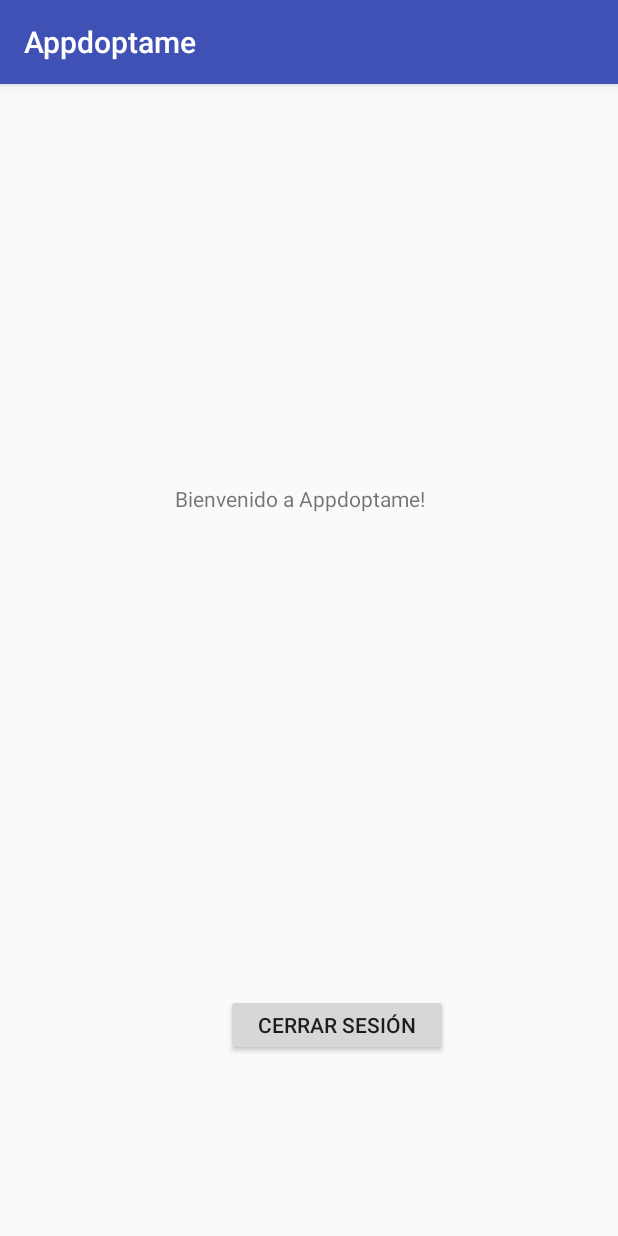
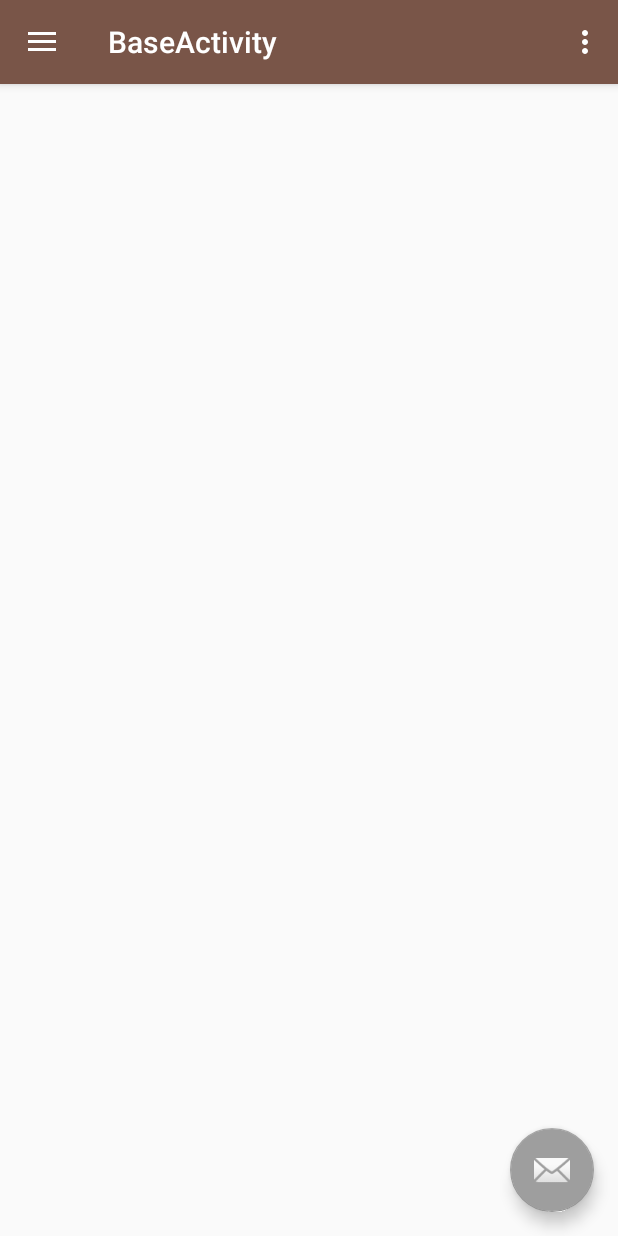
Before and after one commit to UNChirri/Appdoptame, an Android app: the screen it shows after launch once a user with an empty profile is signed in (TestActivity before the commit, BaseActivity after it), on a phone screen of 412 x 824 dp. Run offline under Robolectric (Android 15) with nearby library versions, the phone set to English and light mode, and no system bars; our stand-ins replace ButterKnife, CircleImageView, Firebase (no records; nobody signed in at launch, a user with empty details on screens opened directly); libraries missing offline, so code that uses them is left out: com.facebook, com.facebook.login; 4 statements that could not run were skipped.

Commit message:
Added menu nav bar with facebook information

```diff
--- a/app/build.gradle
+++ b/app/build.gradle
@@ -30,7 +30,11 @@ dependencies {
     compile 'com.google.firebase:firebase-auth:11.0.1'
     compile 'com.facebook.android:facebook-android-sdk:[4,5)'
     compile 'com.android.support:support-v4:25.3.1'
+    compile 'com.jakewharton:butterknife:8.8.1'
+    compile 'com.android.support:design:25.3.1'
     testCompile 'junit:junit:4.12'
+    annotationProcessor 'com.jakewharton:butterknife-compiler:8.8.1'
+    compile 'de.hdodenhof:circleimageview:2.1.0'
 }
 
 apply plugin: 'com.google.gms.google-services'
--- /dev/null
+++ b/app/src/main/java/com/appdoptame/appdoptame/Base/BaseActivity.java
@@ -0,0 +1,186 @@
+package com.appdoptame.appdoptame.Base;
+
+import android.content.Context;
+import android.content.Intent;
+import android.graphics.Bitmap;
+import android.graphics.BitmapFactory;
+import android.net.Uri;
+import android.os.AsyncTask;
+import android.os.Bundle;
+import android.provider.MediaStore;
+import android.support.design.widget.FloatingActionButton;
+import android.support.design.widget.Snackbar;
+import android.util.AttributeSet;
+import android.util.Log;
+import android.view.View;
+import android.support.design.widget.NavigationView;
+import android.support.v4.view.GravityCompat;
+import android.support.v4.widget.DrawerLayout;
+import android.support.v7.app.ActionBarDrawerToggle;
+import android.support.v7.app.AppCompatActivity;
+import android.support.v7.widget.Toolbar;
+import android.view.Menu;
+import android.view.MenuItem;
+import android.widget.ImageView;
+import android.widget.TextView;
+
+import com.appdoptame.appdoptame.FBAuth.FBLogin;
+import com.appdoptame.appdoptame.R;
+import com.facebook.login.LoginManager;
+import com.google.firebase.auth.FirebaseAuth;
+import com.google.firebase.auth.FirebaseUser;
+
+import java.io.InputStream;
+import java.net.HttpURLConnection;
+import java.net.URL;
+import java.util.concurrent.ExecutionException;
+
+import javax.net.ssl.HttpsURLConnection;
+
+import butterknife.BindView;
+import butterknife.ButterKnife;
+import de.hdodenhof.circleimageview.CircleImageView;
+
+public class BaseActivity extends AppCompatActivity
+        implements NavigationView.OnNavigationItemSelectedListener {
+    FirebaseUser user = FirebaseAuth.getInstance().getCurrentUser();
+    ImageView profileImage;
+
+    /**
+     * Not working because the views are inside a header
+     */
+    //@BindView(R.id.userImage) ImageView profileImage;
+    //@BindView(R.id.userName) TextView userName;
+    //@BindView(R.id.userEmail) TextView userEmail;
+
+    @Override
+    protected void onCreate(Bundle savedInstanceState) {
+        super.onCreate(savedInstanceState);
+        setContentView(R.layout.activity_base);
+        Toolbar toolbar = (Toolbar) findViewById(R.id.toolbar);
+        setSupportActionBar(toolbar);
+
+        FloatingActionButton fab = (FloatingActionButton) findViewById(R.id.fab);
+        fab.setOnClickListener(new View.OnClickListener() {
+            @Override
+            public void onClick(View view) {
+                Snackbar.make(view, "Replace with your own action", Snackbar.LENGTH_LONG)
+                        .setAction("Action", null).show();
+            }
+        });
+
+        DrawerLayout drawer = (DrawerLayout) findViewById(R.id.drawer_layout);
+        ActionBarDrawerToggle toggle = new ActionBarDrawerToggle(
+                this, drawer, toolbar, R.string.navigation_drawer_open, R.string.navigation_drawer_close);
+        drawer.setDrawerListener(toggle);
+        toggle.syncState();
+
+        NavigationView navigationView = (NavigationView) findViewById(R.id.nav_view);
+        navigationView.setNavigationItemSelectedListener(this);
+
+        ButterKnife.bind(this);
+
+        if(user != null){
+            View view =  navigationView.getHeaderView(0); //image view
+
+            CircleImageView profileImage = (CircleImageView) view.findViewById(R.id.userImage);
+
+
+            try {
+                Bitmap returned_bitmap = new convertUrlToBitmap().execute().get();
+                profileImage.setImageBitmap(returned_bitmap);
+            } catch (InterruptedException e) {
+                e.printStackTrace();
+            } catch (ExecutionException e) {
+                e.printStackTrace();
+            }
+
+
+            TextView userName = (TextView) view.findViewById(R.id.userName); // username view
+            userName.setText(user.getDisplayName());
+
+            TextView userEmail = (TextView) view.findViewById(R.id.userEmail); // email view
+            userEmail.setText(user.getEmail());
+        }
+
+
+    }
+
+    @Override
+    public void onBackPressed() {
+        DrawerLayout drawer = (DrawerLayout) findViewById(R.id.drawer_layout);
+        if (drawer.isDrawerOpen(GravityCompat.START)) {
+            drawer.closeDrawer(GravityCompat.START);
+        } else {
+            super.onBackPressed();
+        }
+    }
+
+    @Override
+    public boolean onCreateOptionsMenu(Menu menu) {
+        // Inflate the menu; this adds items to the action bar if it is present.
+        getMenuInflater().inflate(R.menu.base, menu);
+        return true;
+    }
+
+    @Override
+    public boolean onOptionsItemSelected(MenuItem item) {
+        // Handle action bar item clicks here. The action bar will
+        // automatically handle clicks on the Home/Up button, so long
+        // as you specify a parent activity in AndroidManifest.xml.
+        int id = item.getItemId();
+
+        //noinspection SimplifiableIfStatement
+        if (id == R.id.action_settings) {
+            return true;
+        }
+
+        return super.onOptionsItemSelected(item);
+    }
+
+    @SuppressWarnings("StatementWithEmptyBody")
+    @Override
+    public boolean onNavigationItemSelected(MenuItem item) {
+        // Handle navigation view item clicks here.
+        int id = item.getItemId();
+
+        if (id == R.id.profileapp) {
+            // Handle the camera action
+        } else if (id == R.id.nav_logout) {
+            FirebaseAuth.getInstance().signOut();
+            LoginManager.getInstance().logOut();
+            try{
+                Intent out = new Intent(this, FBLogin.class);
+                startActivity(out);
+            }catch(Exception e){
+                e.printStackTrace();
+            }
+        }
+
+        DrawerLayout drawer = (DrawerLayout) findViewById(R.id.drawer_layout);
+        drawer.closeDrawer(GravityCompat.START);
+        return true;
+    }
+
+
+
+    private class convertUrlToBitmap extends AsyncTask<Void,Void,Bitmap> {
+        @Override
+        protected Bitmap doInBackground(Void... params) {
+            Bitmap myBitmap = null;
+            try {
+                URL url = new URL(user.getPhotoUrl().toString());
+                HttpsURLConnection connection = (HttpsURLConnection) url.openConnection();
+                connection.setDoInput(true);
+                connection.connect();
+                InputStream input = connection.getInputStream();
+                myBitmap = BitmapFactory.decodeStream(input);
+
+            }catch(Exception e){
+                e.printStackTrace();
+            }
+            return myBitmap;
+        }
+    }
+
+}
--- a/app/src/main/java/com/appdoptame/appdoptame/FBAuth/FBLogin.java
+++ b/app/src/main/java/com/appdoptame/appdoptame/FBAuth/FBLogin.java
@@ -1,4 +1,5 @@
 package com.appdoptame.appdoptame.FBAuth;
+
 
 import android.content.Intent;
 import android.net.Uri;
@@ -8,9 +9,8 @@ import android.support.v4.app.Fragment;
 import android.support.v4.app.FragmentTransaction;
 import android.support.v7.app.AppCompatActivity;
 
+import com.appdoptame.appdoptame.Base.BaseActivity;
 import com.appdoptame.appdoptame.R;
-import com.appdoptame.appdoptame.TestActivity;
-import com.facebook.AccessToken;
 import com.google.firebase.auth.FirebaseAuth;
 import com.google.firebase.auth.FirebaseUser;
 
@@ -42,7 +42,7 @@ public class FBLogin extends AppCompatActivity implements FBLoginLogic.OnFragmen
     }
 
     private void goMainPage(){
-        Intent intent = new Intent(this, TestActivity.class);
+        Intent intent = new Intent(this, BaseActivity.class);
         intent.addFlags(Intent.FLAG_ACTIVITY_CLEAR_TOP | Intent.FLAG_ACTIVITY_CLEAR_TASK | Intent.FLAG_ACTIVITY_NEW_TASK);
         startActivity(intent);
     }
--- a/app/src/main/java/com/appdoptame/appdoptame/FBAuth/FBLoginLogic.java
+++ b/app/src/main/java/com/appdoptame/appdoptame/FBAuth/FBLoginLogic.java
@@ -13,6 +13,7 @@ import android.view.ViewGroup;
 import android.widget.ProgressBar;
 import android.widget.Toast;
 
+import com.appdoptame.appdoptame.Base.BaseActivity;
 import com.appdoptame.appdoptame.R;
 import com.appdoptame.appdoptame.TestActivity;
 import com.facebook.AccessToken;
@@ -173,7 +174,7 @@ public class FBLoginLogic extends Fragment {
      * TODO: Update the "main screen" according to the Appdoptame logic
      */
     private void goMainScreen() {
-        Intent intent = new Intent(getActivity(), TestActivity.class);
+        Intent intent = new Intent(getActivity(), BaseActivity.class);
         intent.addFlags(Intent.FLAG_ACTIVITY_CLEAR_TOP | Intent.FLAG_ACTIVITY_CLEAR_TASK | Intent.FLAG_ACTIVITY_NEW_TASK);
         startActivity(intent);
     }
--- /dev/null
+++ b/app/src/main/res/drawable/logout.xml
@@ -0,0 +1,8 @@
+<vector xmlns:android="http://schemas.android.com/apk/res/android"
+    android:height="24dp"
+    android:width="24dp"
+    android:viewportWidth="24"
+    android:viewportHeight="24">
+    <path android:fillColor="#000"
+        android:pathData="M17,17.25V14H10V10H17V6.75L22.25,12L17,17.25M13,2A2,2 0 0,1 15,4V8H13V4H4V20H13V16H15V20A2,2 0 0,1 13,22H4A2,2 0 0,1 2,20V4A2,2 0 0,1 4,2H13Z" />
+</vector>
--- /dev/null
+++ b/app/src/main/res/drawable/profile.xml
@@ -0,0 +1,7 @@
+<vector xmlns:android="http://schemas.android.com/apk/res/android"
+    android:height="24dp"
+    android:width="24dp"
+    android:viewportWidth="24"
+    android:viewportHeight="24">
+    <path android:fillColor="#000" android:pathData="M12,4A4,4 0 0,1 16,8A4,4 0 0,1 12,12A4,4 0 0,1 8,8A4,4 0 0,1 12,4M12,14C16.42,14 20,15.79 20,18V20H4V18C4,15.79 7.58,14 12,14Z" />
+</vector>
--- /dev/null
+++ b/app/src/main/res/layout/activity_base.xml
@@ -0,0 +1,25 @@
+<?xml version="1.0" encoding="utf-8"?>
+<android.support.v4.widget.DrawerLayout xmlns:android="http://schemas.android.com/apk/res/android"
+    xmlns:app="http://schemas.android.com/apk/res-auto"
+    xmlns:tools="http://schemas.android.com/tools"
+    android:id="@+id/drawer_layout"
+    android:layout_width="match_parent"
+    android:layout_height="match_parent"
+    android:fitsSystemWindows="true"
+    tools:openDrawer="start">
+
+    <include
+        layout="@layout/app_bar_base"
+        android:layout_width="match_parent"
+        android:layout_height="match_parent" />
+
+    <android.support.design.widget.NavigationView
+        android:id="@+id/nav_view"
+        android:layout_width="wrap_content"
+        android:layout_height="match_parent"
+        android:layout_gravity="start"
+        android:fitsSystemWindows="true"
+        app:headerLayout="@layout/nav_header_base"
+        app:menu="@menu/activity_base_drawer" />
+
+</android.support.v4.widget.DrawerLayout>
--- /dev/null
+++ b/app/src/main/res/layout/app_bar_base.xml
@@ -0,0 +1,33 @@
+<?xml version="1.0" encoding="utf-8"?>
+<android.support.design.widget.CoordinatorLayout xmlns:android="http://schemas.android.com/apk/res/android"
+    xmlns:app="http://schemas.android.com/apk/res-auto"
+    xmlns:tools="http://schemas.android.com/tools"
+    android:layout_width="match_parent"
+    android:layout_height="match_parent"
+    tools:context="com.appdoptame.appdoptame.Base.BaseActivity">
+
+    <android.support.design.widget.AppBarLayout
+        android:layout_width="match_parent"
+        android:layout_height="wrap_content"
+        android:theme="@style/AppTheme.AppBarOverlay">
+
+        <android.support.v7.widget.Toolbar
+            android:id="@+id/toolbar"
+            android:layout_width="match_parent"
+            android:layout_height="?attr/actionBarSize"
+            android:background="?attr/colorPrimary"
+            app:popupTheme="@style/AppTheme.PopupOverlay" />
+
+    </android.support.design.widget.AppBarLayout>
+
+    <include layout="@layout/content_base" />
+
+    <android.support.design.widget.FloatingActionButton
+        android:id="@+id/fab"
+        android:layout_width="wrap_content"
+        android:layout_height="wrap_content"
+        android:layout_gravity="bottom|end"
+        android:layout_margin="@dimen/fab_margin"
+        app:srcCompat="@android:drawable/ic_dialog_email" />
+
+</android.support.design.widget.CoordinatorLayout>
--- /dev/null
+++ b/app/src/main/res/layout/content_base.xml
@@ -0,0 +1,11 @@
+<?xml version="1.0" encoding="utf-8"?>
+<android.support.constraint.ConstraintLayout xmlns:android="http://schemas.android.com/apk/res/android"
+    xmlns:app="http://schemas.android.com/apk/res-auto"
+    xmlns:tools="http://schemas.android.com/tools"
+    android:layout_width="match_parent"
+    android:layout_height="match_parent"
+    app:layout_behavior="@string/appbar_scrolling_view_behavior"
+    tools:context="com.appdoptame.appdoptame.Base.BaseActivity"
+    tools:showIn="@layout/app_bar_base">
+
+</android.support.constraint.ConstraintLayout>
--- /dev/null
+++ b/app/src/main/res/menu/activity_base_drawer.xml
@@ -0,0 +1,27 @@
+<?xml version="1.0" encoding="utf-8"?>
+<menu xmlns:android="http://schemas.android.com/apk/res/android">
+
+    <group
+        android:id="@+id/profileGroup"
+        android:checkableBehavior="single">
+        <item
+            android:id="@+id/profileapp"
+            android:icon="@drawable/profile"
+            android:title="@string/prof"
+            />
+
+    </group>
+
+    <group
+        android:id="@+id/logoutGroup">
+        <menu>
+
+            <item
+                android:id="@+id/nav_logout"
+                android:icon="@drawable/logout"
+                android:title="@string/logout"
+                />
+        </menu>
+    </group>
+
+</menu>
--- /dev/null
+++ b/app/src/main/res/menu/base.xml
@@ -0,0 +1,9 @@
+<?xml version="1.0" encoding="utf-8"?>
+<menu xmlns:android="http://schemas.android.com/apk/res/android"
+    xmlns:app="http://schemas.android.com/apk/res-auto">
+    <item
+        android:id="@+id/action_settings"
+        android:orderInCategory="100"
+        android:title="@string/action_settings"
+        app:showAsAction="never" />
+</menu>
--- a/app/src/main/res/values/colors.xml
+++ b/app/src/main/res/values/colors.xml
@@ -1,6 +1,11 @@
 <?xml version="1.0" encoding="utf-8"?>
 <resources>
-    <color name="colorPrimary">#3F51B5</color>
-    <color name="colorPrimaryDark">#303F9F</color>
-    <color name="colorAccent">#FF4081</color>
+    <color name="primary">#795548</color>
+    <color name="primary_dark">#5D4037</color>
+    <color name="primary_light">#D7CCC8</color>
+    <color name="accent">#9E9E9E</color>
+    <color name="primary_text">#212121</color>
+    <color name="secondary_text">#757575</color>
+    <color name="icons">#FFFFFF</color>
+    <color name="divider">#BDBDBD</color>
 </resources>
--- a/app/src/main/res/values/strings.xml
+++ b/app/src/main/res/values/strings.xml
@@ -9,4 +9,12 @@
     <!-- Login strings-->
     <string name="error_login">An error has occurred</string>
     <string name="firebase_error_login">Login error: Incorrect user</string>
+    <string name="title_activity_base">BaseActivity</string>
+
+    <string name="navigation_drawer_open">Open navigation drawer</string>
+    <string name="navigation_drawer_close">Close navigation drawer</string>
+
+    <string name="action_settings">Settings</string>
+    <string name="prof">Profile</string>
+    <string name="logout">Logout</string>
 </resources>
--- a/app/src/main/res/values/styles.xml
+++ b/app/src/main/res/values/styles.xml
@@ -1,11 +1,20 @@
-<resources>
+<resources xmlns:tools="http://schemas.android.com/tools">
 
     <!-- Base application theme. -->
-    <style name="AppTheme" parent="Theme.AppCompat.Light.DarkActionBar">
+    <style name="AppTheme" parent="Theme.AppCompat.Light.NoActionBar">
         <!-- Customize your theme here. -->
-        <item name="colorPrimary">@color/colorPrimary</item>
-        <item name="colorPrimaryDark">@color/colorPrimaryDark</item>
-        <item name="colorAccent">@color/colorAccent</item>
+        <item name="colorPrimary">@color/primary</item>
+        <item name="colorPrimaryDark">@color/primary_dark</item>
+        <item name="colorAccent">@color/accent</item>
+
+    </style>
+
+    <style name="AppTheme.AppBarOverlay" parent="ThemeOverlay.AppCompat.Dark.ActionBar">
+
+    </style>
+
+    <style name="AppTheme.PopupOverlay" parent="ThemeOverlay.AppCompat.Light">
+
     </style>
 
 </resources>
```
Also changed, not shown: app/src/main/AndroidManifest.xml (+16 -16 lines), app/src/main/res/drawable/side_nav_bar.xml (added, +9 -0 lines), app/src/main/res/layout/fragment_fblogin_logic.xml (+8 -6 lines), app/src/main/res/layout/nav_header_base.xml (added, +45 -0 lines), app/src/main/res/values/dimens.xml (added, +8 -0 lines).
